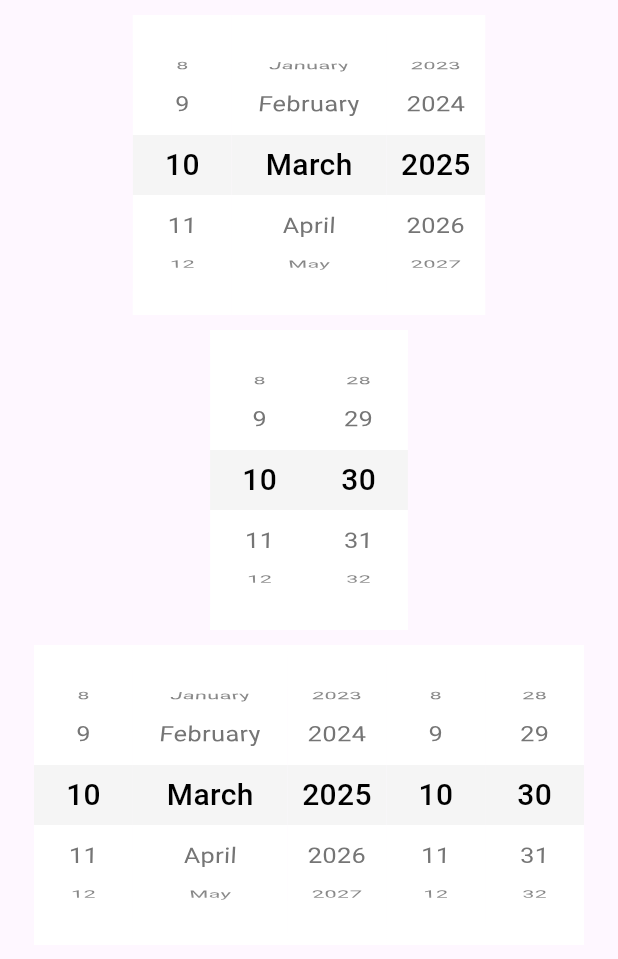
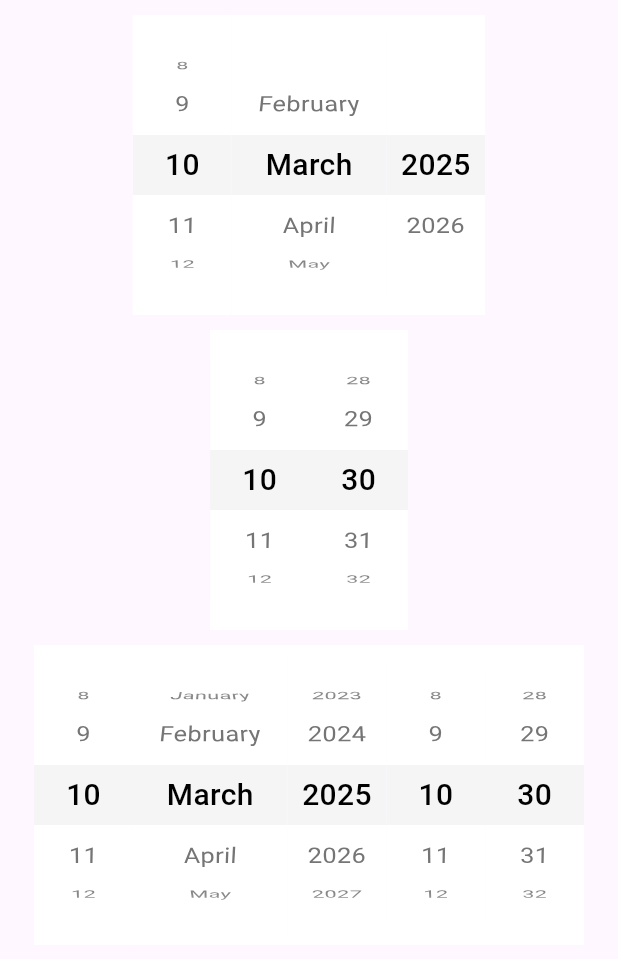
Before and after one commit to inesachour/awesome_datetime_picker, a Flutter app: the screen it shows after launch, on a phone screen of 412 x 824 dp, the part 84-1043 px from its top. Run offline on Flutter 3.47's test engine with Material 3 defaults, Android fonts, the phone set to English and light mode, and no system bars.

```diff
--- a/example/lib/main.dart
+++ b/example/lib/main.dart
@@ -43,6 +43,8 @@ class _CalendarState extends State<Calendar> {
             ),
             AwesomeDatePicker(
               dateFormat: AwesomeDateFormat.dMMy,
+              minDate: AwesomeDate(year: 2025, month: 2, day: 15),
+              maxDate: AwesomeDate(year: 2026, month: 10, day: 10),
               onChanged: (AwesomeDate date) {
                 print(
                     "----Date changed : ${date.day}/${date.month}/${date.year}\n");
--- a/lib/src/widgets/custom/custom_text_picker_widget.dart
+++ b/lib/src/widgets/custom/custom_text_picker_widget.dart
@@ -51,7 +51,7 @@ class _CustomTextPickerState extends State<CustomTextPicker> {
     super.initState();
     _selectedItem = widget.initialValue;
     _scrollController = FixedExtentScrollController(
-      initialItem: widget.items.indexOf(widget.initialValue),
+      initialItem: widget.items.indexOf(widget.initialValue) - widget.minIndex,
     );
   }
 
```
